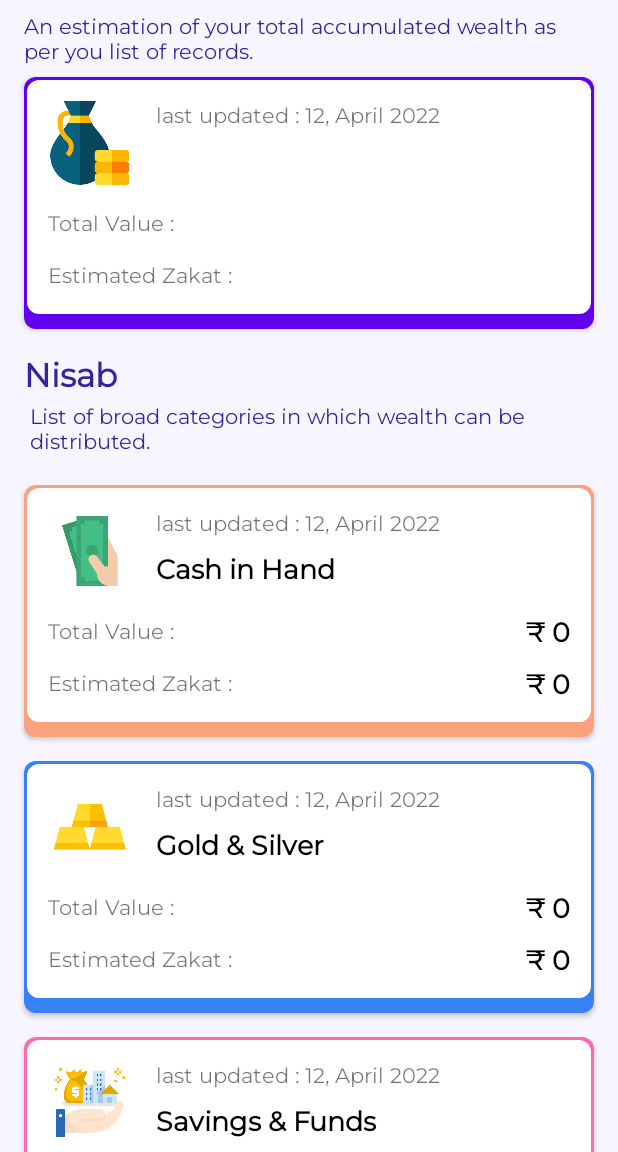
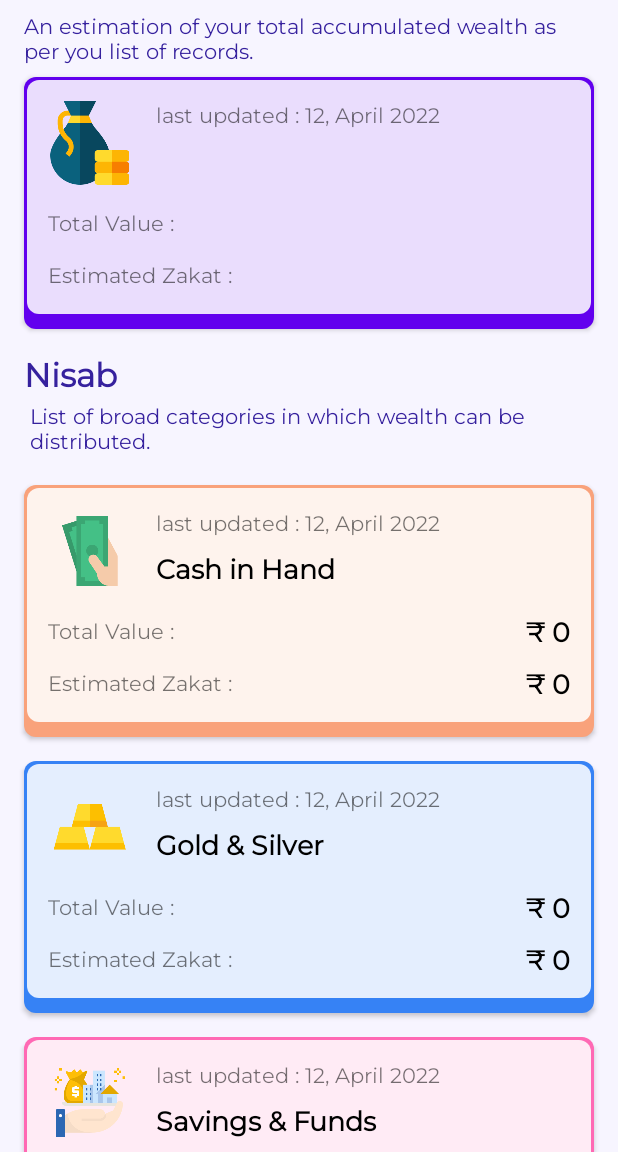
Before and after one commit to fazal88/Zakat-Nisab, an Android app built with Jetpack Compose: the screen it shows after launch (MainActivity), on a phone screen of 412 x 824 dp, the part 84-1236 px from its top. Run offline under Robolectric (Android 15) with nearby library versions, the phone set to English and light mode, and no system bars; our stand-ins replace data binding; libraries missing offline, so code that uses them is left out: com.google.firebase.remoteconfig; network calls fail; pictures from the network do not load; 6 statements that could not run were skipped.

Commit message:
change card core color' '

```diff
--- a/app/src/main/res/layout/item_dashboard.xml
+++ b/app/src/main/res/layout/item_dashboard.xml
@@ -31,7 +31,7 @@
             android:layout_height="0dp"
             android:layout_margin="2dp"
             android:background="@drawable/back_rect_round_8dp"
-            android:backgroundTint="@color/white"
+            android:backgroundTint="#ddffffff"
             app:layout_constraintBottom_toBottomOf="parent"
             app:layout_constraintEnd_toEndOf="parent"
             app:layout_constraintStart_toStartOf="parent"
```
